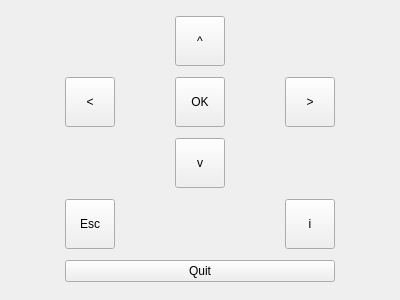
Above: util/remotecontrol/remotecontrol.ui from qtmediahub/sasquatch before the change. Below: the same form after it.
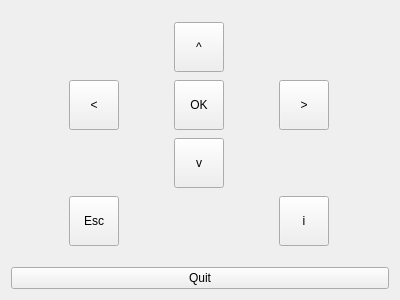
That is the form after the change.

Commit message: Disable remote control buttons until connected

What changed in the file:
```diff
--- a/util/remotecontrol/remotecontrol.ui
+++ b/util/remotecontrol/remotecontrol.ui
@@ -13,6 +13,15 @@
   <property name="windowTitle">
    <string>Remote Control</string>
   </property>
+  <layout class="QVBoxLayout" name="verticalLayout">
+   <item>
+    <widget class="QFrame" name="buttonsFrame">
+     <property name="frameShape">
+      <enum>QFrame::NoFrame</enum>
+     </property>
+     <property name="frameShadow">
+      <enum>QFrame::Plain</enum>
+     </property>
   <layout class="QGridLayout" name="gridLayout">
    <item row="0" column="1">
     <widget class="QToolButton" name="upButton">
@@ -126,7 +135,10 @@
      </property>
     </widget>
    </item>
-   <item row="4" column="0" colspan="3">
+     </layout>
+    </widget>
+   </item>
+   <item>
     <widget class="QPushButton" name="quitButton">
      <property name="text">
       <string>Quit</string>
```
Lines whose indentation alone changed are shown as unchanged. The commit also changes 2 other files.
